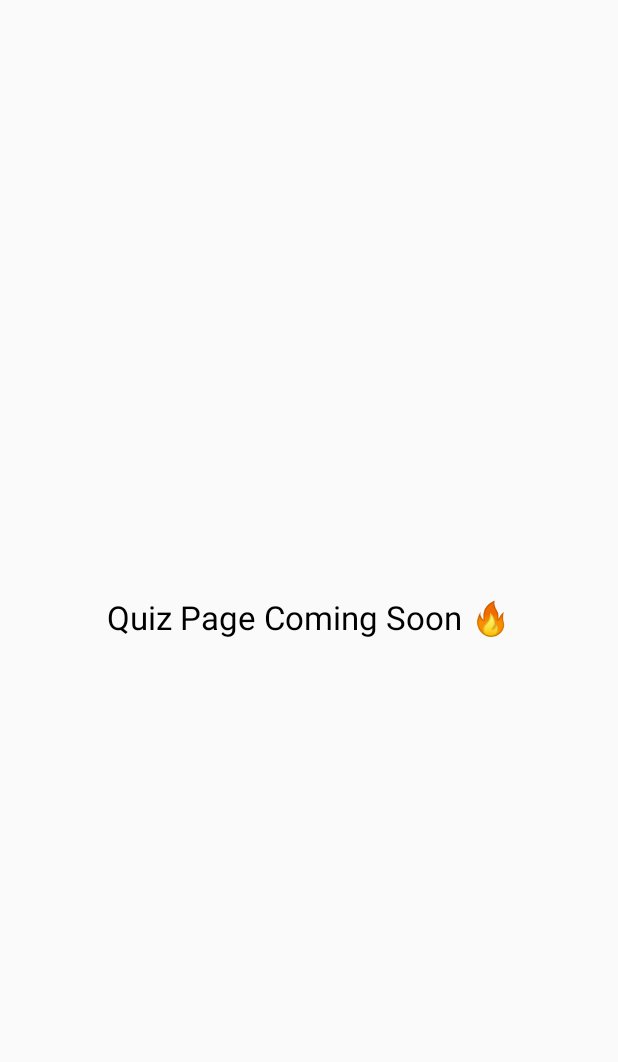
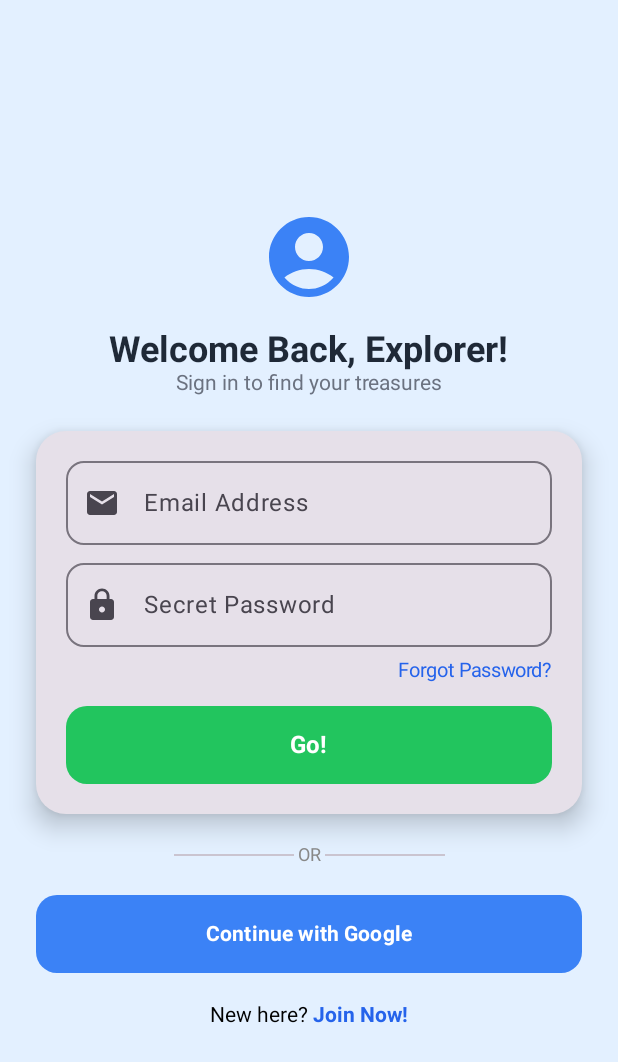
Before and after one commit to Danish-30-08/geofunquiz1, an Android app built with Jetpack Compose: the screen it shows after launch (MainActivity before the commit, LoginActivity after it), after a tap on "Let's Play! >", on a phone screen of 412 x 824 dp. Shown: the top 1062 px of the screen. Run offline under Robolectric (Android 15) with nearby library versions, the phone set to English and light mode, and no system bars.

Commit message:
LoginActivity

```diff
--- a/app/src/main/AndroidManifest.xml
+++ b/app/src/main/AndroidManifest.xml
@@ -9,12 +9,17 @@
         android:supportsRtl="true"
         android:theme="@style/Theme.Geofunquiz">
 
-        <!-- MAIN / QUIZ PAGE -->
+        <!-- QUIZ PAGE -->
         <activity
             android:name=".MainActivity"
             android:exported="false" />
 
-        <!-- LAUNCHER / WELCOME PAGE -->
+        <!-- LOGIN PAGE -->
+        <activity
+            android:name=".LoginActivity"
+            android:exported="false" />
+
+        <!-- WELCOME / LAUNCHER PAGE -->
         <activity
             android:name=".WelcomeActivity"
             android:exported="true">
--- /dev/null
+++ b/app/src/main/java/com/example/geofunquiz/LoginActivity.kt
@@ -0,0 +1,206 @@
+package com.example.geofunquiz
+
+import android.content.Intent
+import android.os.Bundle
+import androidx.activity.ComponentActivity
+import androidx.activity.compose.setContent
+import androidx.compose.foundation.background
+import androidx.compose.foundation.clickable
+import androidx.compose.foundation.layout.*
+import androidx.compose.foundation.shape.RoundedCornerShape
+import androidx.compose.material.icons.Icons
+import androidx.compose.material.icons.filled.AccountCircle
+import androidx.compose.material.icons.filled.Email
+import androidx.compose.material.icons.filled.Lock
+import androidx.compose.material3.*
+import androidx.compose.runtime.*
+import androidx.compose.ui.Alignment
+import androidx.compose.ui.Modifier
+import androidx.compose.ui.graphics.Color
+import androidx.compose.ui.text.font.FontWeight
+import androidx.compose.ui.unit.dp
+import androidx.compose.ui.unit.sp
+
+class LoginActivity : ComponentActivity() {
+    override fun onCreate(savedInstanceState: Bundle?) {
+        super.onCreate(savedInstanceState)
+
+        setContent {
+            LoginScreen {
+                startActivity(Intent(this, MainActivity::class.java))
+            }
+        }
+    }
+}
+
+@Composable
+fun LoginScreen(onLoginClick: () -> Unit) {
+
+    val backgroundColor = Color(0xFFE3F0FF)
+
+    var email by remember { mutableStateOf("") }
+    var password by remember { mutableStateOf("") }
+
+    Box(
+        modifier = Modifier
+            .fillMaxSize()
+            .background(backgroundColor),
+        contentAlignment = Alignment.Center
+    ) {
+
+        Column(
+            modifier = Modifier
+                .fillMaxSize()
+                .padding(horizontal = 24.dp),
+            horizontalAlignment = Alignment.CenterHorizontally,
+            verticalArrangement = Arrangement.Center
+        ) {
+
+            // 👤 Icon
+            Icon(
+                imageVector = Icons.Default.AccountCircle,
+                contentDescription = null,
+                tint = Color(0xFF3B82F6),
+                modifier = Modifier.size(64.dp)
+            )
+
+            Spacer(modifier = Modifier.height(16.dp))
+
+            Text(
+                text = "Welcome Back, Explorer!",
+                fontSize = 24.sp,
+                fontWeight = FontWeight.Bold,
+                color = Color(0xFF1F2937)
+            )
+
+            Text(
+                text = "Sign in to find your treasures",
+                fontSize = 14.sp,
+                color = Color(0xFF6B7280)
+            )
+
+            Spacer(modifier = Modifier.height(24.dp))
+
+            // 🧾 Login Card
+            Card(
+                modifier = Modifier.fillMaxWidth(),
+                shape = RoundedCornerShape(20.dp),
+                elevation = CardDefaults.cardElevation(10.dp)
+            ) {
+
+                Column(
+                    modifier = Modifier
+                        .padding(20.dp),
+                    horizontalAlignment = Alignment.CenterHorizontally
+                ) {
+
+                    // Email
+                    OutlinedTextField(
+                        value = email,
+                        onValueChange = { email = it },
+                        leadingIcon = {
+                            Icon(Icons.Default.Email, contentDescription = null)
+                        },
+                        placeholder = { Text("Email Address") },
+                        modifier = Modifier.fillMaxWidth(),
+                        singleLine = true,
+                        shape = RoundedCornerShape(12.dp)
+                    )
+
+                    Spacer(modifier = Modifier.height(12.dp))
+
+                    // Password
+                    OutlinedTextField(
+                        value = password,
+                        onValueChange = { password = it },
+                        leadingIcon = {
+                            Icon(Icons.Default.Lock, contentDescription = null)
+                        },
+                        placeholder = { Text("Secret Password") },
+                        modifier = Modifier.fillMaxWidth(),
+                        singleLine = true,
+                        shape = RoundedCornerShape(12.dp)
+                    )
+
+                    Spacer(modifier = Modifier.height(8.dp))
+
+                    Text(
+                        text = "Forgot Password?",
+                        color = Color(0xFF2563EB),
+                        fontSize = 13.sp,
+                        modifier = Modifier
+                            .align(Alignment.End)
+                            .clickable { }
+                    )
+
+                    Spacer(modifier = Modifier.height(16.dp))
+
+                    // Go Button
+                    Button(
+                        onClick = onLoginClick,
+                        modifier = Modifier
+                            .fillMaxWidth()
+                            .height(52.dp),
+                        shape = RoundedCornerShape(14.dp),
+                        colors = ButtonDefaults.buttonColors(
+                            containerColor = Color(0xFF22C55E)
+                        )
+                    ) {
+                        Text(
+                            text = "Go!",
+                            fontSize = 16.sp,
+                            fontWeight = FontWeight.Bold
+                        )
+                    }
+                }
+            }
+
+            Spacer(modifier = Modifier.height(20.dp))
+
+            // OR Divider
+            Row(
+                verticalAlignment = Alignment.CenterVertically
+            ) {
+                Divider(modifier = Modifier.width(80.dp))
+                Text(
+                    text = " OR ",
+                    color = Color.Gray,
+                    fontSize = 12.sp
+                )
+                Divider(modifier = Modifier.width(80.dp))
+            }
+
+            Spacer(modifier = Modifier.height(20.dp))
+
+            // Google Button
+            Button(
+                onClick = { },
+                modifier = Modifier
+                    .fillMaxWidth()
+                    .height(52.dp),
+                shape = RoundedCornerShape(14.dp),
+                colors = ButtonDefaults.buttonColors(
+                    containerColor = Color(0xFF3B82F6)
+                )
+            ) {
+                Text(
+                    text = "Continue with Google",
+                    fontWeight = FontWeight.Bold
+                )
+            }
+
+            Spacer(modifier = Modifier.height(20.dp))
+
+            // Register
+            Row {
+                Text("New here? ")
+                Text(
+                    text = "Join Now!",
+                    color = Color(0xFF2563EB),
+                    fontWeight = FontWeight.Bold,
+                    modifier = Modifier.clickable { }
+                )
+            }
+        }
+    }
+}
--- a/app/src/main/java/com/example/geofunquiz/WelcomeActivity.kt
+++ b/app/src/main/java/com/example/geofunquiz/WelcomeActivity.kt
@@ -26,7 +26,7 @@ class WelcomeActivity : ComponentActivity() {
 
         setContent {
             WelcomeScreen {
-                startActivity(Intent(this, MainActivity::class.java))
+                startActivity(Intent(this, LoginActivity::class.java))
             }
         }
     }
```
